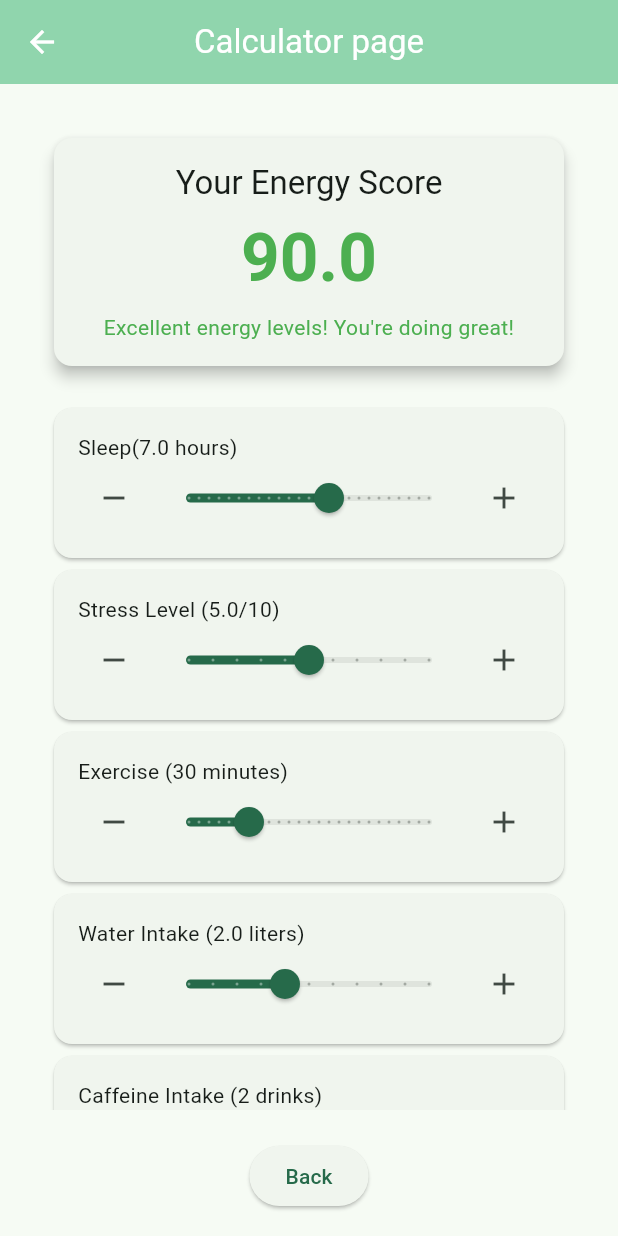
After one commit to Jarwesbub/healthcare_superplatform, a Flutter app: the screen it shows after launch, after a tap on "Energy Calculator", on a phone screen of 412 x 824 dp. The commit adds this screen. Run offline on Flutter 3.47's test engine with Material 3 defaults, Android fonts, the phone set to English and light mode, and no system bars.

Commit message:
initial energy level calc

```diff
--- /dev/null
+++ b/lib/pages/calculator_page.dart
@@ -0,0 +1,33 @@
+import 'package:flutter/material.dart';
+import 'package:healthcare_superplatform/widgets/energy_calculator.dart';
+
+class CalculatorPage extends StatelessWidget {
+  const CalculatorPage({super.key});
+
+  @override
+  Widget build(BuildContext context) {
+    return Scaffold(
+      appBar: AppBar(
+        backgroundColor: Theme.of(context).colorScheme.inversePrimary,
+        foregroundColor: Theme.of(context).colorScheme.onTertiary,
+        title: Text('Calculator page'),
+        centerTitle: true,
+      ),
+      body: Padding(
+        padding: const EdgeInsets.all(16.0), // Add padding for better spacing
+        child: Column(
+          children: [
+            Expanded(child: EnergyCalculatorWidget()), // Your calculator widget
+            SizedBox(height: 20),
+            ElevatedButton(
+              onPressed: () {
+                Navigator.pop(context); // Close the current page.
+              },
+              child: Text('Back'),
+            ),
+          ],
+        ),
+      ),
+    );
+  }
+}
--- a/lib/pages/home_page.dart
+++ b/lib/pages/home_page.dart
@@ -1,6 +1,7 @@
 import 'package:flutter/material.dart';
 import 'package:healthcare_superplatform/pages/test_page.dart';
 import 'package:healthcare_superplatform/widgets/test_screen_size_widget.dart';
+import 'package:healthcare_superplatform/pages/calculator_page.dart';
 
 class HomePage extends StatelessWidget {
   const HomePage({super.key});
@@ -35,6 +36,21 @@ class HomePage extends StatelessWidget {
                 child: const Text('Test page'),
               ),
             ),
+            Padding(
+              padding: const EdgeInsets.all(10),
+              child: ElevatedButton(
+                onPressed: () {
+                  // Open the given page.
+                  Navigator.push(
+                    context,
+                    MaterialPageRoute(
+                      builder: (context) => const CalculatorPage(),
+                    ),
+                  );
+                },
+                child: const Text('Energy Calculator'),
+              ),
+            ),
           ],
         ),
       ),
--- /dev/null
+++ b/lib/widgets/energy_calculator.dart
@@ -0,0 +1,435 @@
+import 'package:flutter/material.dart';
+
+// Reusable Energy Calculator Widget
+class EnergyCalculatorWidget extends StatefulWidget {
+  // Optional callback to notify parent about score changes
+  final Function(double)? onEnergyScoreChanged;
+
+  const EnergyCalculatorWidget({Key? key, this.onEnergyScoreChanged})
+    : super(key: key);
+
+  @override
+  _EnergyCalculatorWidgetState createState() => _EnergyCalculatorWidgetState();
+}
+
+class _EnergyCalculatorWidgetState extends State<EnergyCalculatorWidget> {
+  // Variables to track user inputs
+  double _sleepHours = 7.0;
+  double _stressLevel = 5.0;
+  double _exerciseMinutes = 30.0;
+  double _waterIntake = 2.0; // Liters
+  int _caffeineIntake = 2; // Number of drinks
+
+  // Calculate the energy score based on inputs
+  double _calculateEnergyScore() {
+    // Base score is 50 (neutral)
+    double score = 50.0;
+
+    // Sleep factor (optimal is 7-9 hours)
+    if (_sleepHours >= 7 && _sleepHours <= 9) {
+      score += 20;
+    } else if (_sleepHours >= 5 && _sleepHours < 7) {
+      score += 10;
+    } else if (_sleepHours > 9) {
+      score += 5; // Too much sleep can decrease energy
+    }
+
+    // Stress factor (lower is better)
+    score -= _stressLevel * 2;
+
+    // Exercise factor (30-60 minutes is optimal)
+    if (_exerciseMinutes >= 30 && _exerciseMinutes <= 60) {
+      score += 15;
+    } else if (_exerciseMinutes > 0 && _exerciseMinutes < 30) {
+      score += _exerciseMinutes / 2;
+    } else if (_exerciseMinutes > 60) {
+      score += 15 - ((_exerciseMinutes - 60) / 10); // Diminishing returns
+    }
+
+    // Water intake (2-3 liters is optimal)
+    if (_waterIntake >= 2 && _waterIntake <= 3) {
+      score += 10;
+    } else if (_waterIntake > 0 && _waterIntake < 2) {
+      score += _waterIntake * 5;
+    }
+
+    // Caffeine (1-2 drinks might boost energy, more can lead to crash)
+    if (_caffeineIntake >= 1 && _caffeineIntake <= 2) {
+      score += 5;
+    } else if (_caffeineIntake > 2) {
+      score -= (_caffeineIntake - 2) * 3;
+    }
+
+    // Clamp the score between 0 and 100
+    return score.clamp(0.0, 100.0);
+  }
+
+  // Get message and color based on energy score
+  Map<String, dynamic> _getEnergyFeedback() {
+    double score = _calculateEnergyScore();
+
+    if (score >= 80) {
+      return {
+        'message': 'Excellent energy levels! You\'re doing great!',
+        'color': Colors.green,
+      };
+    } else if (score >= 60) {
+      return {
+        'message':
+            'Good energy levels. Small improvements could help you feel even better.',
+        'color': Colors.lightGreen,
+      };
+    } else if (score >= 40) {
+      return {
+        'message':
+            'Moderate energy. Consider adjusting your sleep, stress, or exercise routines.',
+        'color': Colors.amber,
+      };
+    } else if (score >= 20) {
+      return {
+        'message':
+            'Low energy levels. Try to get more sleep and reduce stress.',
+        'color': Colors.orange,
+      };
+    } else {
+      return {
+        'message':
+            'Very low energy. Consider consulting with a healthcare professional.',
+        'color': Colors.red,
+      };
+    }
+  }
+
+  @override
+  void didUpdateWidget(covariant EnergyCalculatorWidget oldWidget) {
+    super.didUpdateWidget(oldWidget);
+
+    // Notify parent widget about score changes
+    if (widget.onEnergyScoreChanged != null) {
+      widget.onEnergyScoreChanged!(_calculateEnergyScore());
+    }
+  }
+
+  @override
+  Widget build(BuildContext context) {
+    final feedback = _getEnergyFeedback();
+    final score = _calculateEnergyScore();
+
+    // Notify parent widget about score changes when rebuilding
+    WidgetsBinding.instance.addPostFrameCallback((_) {
+      if (widget.onEnergyScoreChanged != null) {
+        widget.onEnergyScoreChanged!(score);
+      }
+    });
+
+    return ListView(
+      padding: const EdgeInsets.all(16.0),
+      children: [
+        // Energy score display
+        Card(
+          elevation: 4,
+          child: Padding(
+            padding: const EdgeInsets.all(16.0),
+            child: Column(
+              children: [
+                Text(
+                  'Your Energy Score',
+                  style: Theme.of(context).textTheme.titleLarge,
+                ),
+                const SizedBox(height: 10),
+                Text(
+                  '${score.toStringAsFixed(1)}',
+                  style: Theme.of(context).textTheme.displayMedium?.copyWith(
+                    color: feedback['color'],
+                    fontWeight: FontWeight.bold,
+                  ),
+                ),
+                const SizedBox(height: 10),
+                Text(
+                  feedback['message'],
+                  textAlign: TextAlign.center,
+                  style: TextStyle(color: feedback['color']),
+                ),
+              ],
+            ),
+          ),
+        ),
+
+        const SizedBox(height: 20),
+
+        // Sleep input
+        Card(
+          child: Padding(
+            padding: const EdgeInsets.all(16.0),
+            child: Column(
+              crossAxisAlignment: CrossAxisAlignment.start,
+              children: [
+                Text('Sleep(${_sleepHours.toStringAsFixed(1)} hours)'),
+                Row(
+                  children: [
+                    IconButton(
+                      icon: const Icon(Icons.remove),
+                      onPressed: () {
+                        setState(() {
+                          if (_sleepHours < 12) {
+                            _sleepHours -= 0.5;
+                            if (_sleepHours < 0) _sleepHours = 0;
+                          }
+                        });
+                      },
+                    ),
+                    Expanded(
+                      child: Slider(
+                        min: 0,
+                        max: 12,
+                        divisions: 24,
+                        value: _sleepHours,
+                        label: _sleepHours.toStringAsFixed(1),
+                        onChanged: (value) {
+                          setState(() {
+                            _sleepHours = value;
+                          });
+                        },
+                      ),
+                    ),
+                    IconButton(
+                      icon: const Icon(Icons.add),
+                      onPressed: () {
+                        setState(() {
+                          if (_sleepHours < 12) {
+                            _sleepHours += 0.5;
+                            if (_sleepHours > 12) _sleepHours = 12;
+                          }
+                        });
+                      },
+                    ),
+                  ],
+                ),
+              ],
+            ),
+          ),
+        ),
+
+        // Stress input
+        Card(
+          child: Padding(
+            padding: const EdgeInsets.all(16.0),
+            child: Column(
+              crossAxisAlignment: CrossAxisAlignment.start,
+              children: [
+                Text('Stress Level (${_stressLevel.toStringAsFixed(1)}/10)'),
+                Row(
+                  children: [
+                    IconButton(
+                      icon: const Icon(Icons.remove),
+                      onPressed: () {
+                        setState(() {
+                          if (_stressLevel > 0) {
+                            _stressLevel -= 0.5;
+                            if (_stressLevel < 0) _stressLevel = 0;
+                          }
+                        });
+                      },
+                    ),
+                    Expanded(
+                      child: Slider(
+                        min: 0,
+                        max: 10,
+                        divisions: 10,
+                        value: _stressLevel,
+                        label: _stressLevel.toStringAsFixed(1),
+                        onChanged: (value) {
+                          setState(() {
+                            _stressLevel = value;
+                          });
+                        },
+                      ),
+                    ),
+
+                    IconButton(
+                      icon: const Icon(Icons.add),
+                      onPressed: () {
+                        setState(() {
+                          if (_stressLevel < 12) {
+                            _stressLevel += 0.5;
+                            if (_stressLevel > 12) _stressLevel = 12;
+                          }
+                        });
+                      },
+                    ),
+                  ],
+                ),
+              ],
+            ),
+          ),
+        ),
+
+        // Exercise input
+        Card(
+          child: Padding(
+            padding: const EdgeInsets.all(16.0),
+            child: Column(
+              crossAxisAlignment: CrossAxisAlignment.start,
+              children: [
+                Text(
+                  'Exercise (${_exerciseMinutes.toStringAsFixed(0)} minutes)',
+                ),
+                Row(
+                  children: [
+                    IconButton(
+                      icon: const Icon(Icons.remove),
+                      onPressed: () {
+                        setState(() {
+                          if (_exerciseMinutes > 0) {
+                            _exerciseMinutes -= 5;
+                            if (_exerciseMinutes < 0) _exerciseMinutes = 0;
+                          }
+                        });
+                      },
+                    ),
+                    Expanded(
+                      child: Slider(
+                        min: 0,
+                        max: 120,
+                        divisions: 24,
+                        value: _exerciseMinutes,
+                        label: _exerciseMinutes.toStringAsFixed(0),
+                        onChanged: (value) {
+                          setState(() {
+                            _exerciseMinutes = value;
+                          });
+                        },
+                      ),
+                    ),
+                    IconButton(
+                      icon: const Icon(Icons.add),
+                      onPressed: () {
+                        setState(() {
+                          if (_exerciseMinutes < 120) {
+                            _exerciseMinutes += 5;
+                            if (_exerciseMinutes > 120) _exerciseMinutes = 120;
+                          }
+                        });
+                      },
+                    ),
+                  ],
+                ),
+              ],
+            ),
+          ),
+        ),
+
+        // Water intake input
+        Card(
+          child: Padding(
+            padding: const EdgeInsets.all(16.0),
+            child: Column(
+              crossAxisAlignment: CrossAxisAlignment.start,
+              children: [
+                Text(
+                  'Water Intake (${_waterIntake.toStringAsFixed(1)} liters)',
+                ),
+                Row(
+                  children: [
+                    IconButton(
+                      icon: const Icon(Icons.remove),
+                      onPressed: () {
+                        setState(() {
+                          if (_waterIntake > 0) {
+                            _waterIntake -= 0.5;
+                            if (_waterIntake < 0) _waterIntake = 0;
+                          }
+                        });
+                      },
+                    ),
+
+                    Expanded(
+                      child: Slider(
+                        min: 0,
+                        max: 5,
+                        divisions: 10,
+                        value: _waterIntake,
+                        label: _waterIntake.toStringAsFixed(1),
+                        onChanged: (value) {
+                          setState(() {
+                            _waterIntake = value;
+                          });
+                        },
+                      ),
+                    ),
+                    IconButton(
+                      icon: const Icon(Icons.add),
+                      onPressed: () {
+                        setState(() {
+                          if (_waterIntake < 5) {
+                            _waterIntake += 0.5;
+                            if (_waterIntake > 5) _waterIntake = 5;
+                          }
+                        });
+                      },
+                    ),
+                  ],
+                ),
+              ],
+            ),
+          ),
+        ),
+
+        // Caffeine intake input
+        Card(
+          child: Padding(
+            padding: const EdgeInsets.all(16.0),
+            child: Column(
+              crossAxisAlignment: CrossAxisAlignment.start,
+              children: [
+                Text('Caffeine Intake ($_caffeineIntake drinks)'),
+
+                Row(
+                  children: [
+                    IconButton(
+                      icon: const Icon(Icons.remove),
+                      onPressed: () {
+                        setState(() {
+                          if (_caffeineIntake > 0) {
+                            _caffeineIntake -= 1;
+                            if (_caffeineIntake < 0) _caffeineIntake = 0;
+                          }
+                        });
+                      },
+                    ),
+
+                    Expanded(
+                      child: Slider(
+                        min: 0,
+                        max: 10,
+                        divisions: 10,
+                        value: _caffeineIntake.toDouble(),
+                        label: _caffeineIntake.toString(),
+                        onChanged: (value) {
+                          setState(() {
+                            _caffeineIntake = value.toInt();
+                          });
+                        },
+                      ),
+                    ),
+                    IconButton(
+                      icon: const Icon(Icons.add),
+                      onPressed: () {
+                        setState(() {
+                          if (_caffeineIntake > 10) {
+                            _caffeineIntake += 1;
+                            if (_caffeineIntake > 10) _caffeineIntake = 10;
+                          }
+                        });
+                      },
+                    ),
+                  ],
+                ),
+              ],
+            ),
+          ),
+        ),
+      ],
+    );
+  }
+}
```
